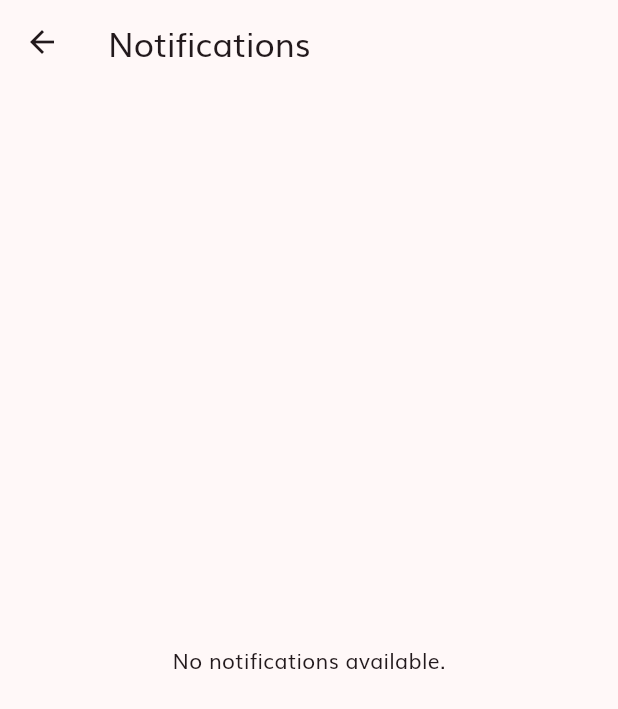
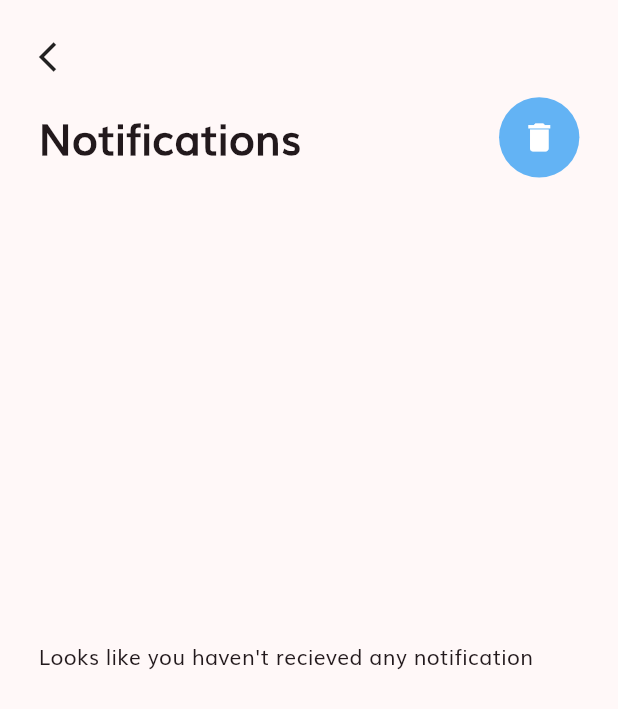
Before and after one commit to qmpgloba/Astrologer-Sitare, a Flutter app: the NotificationScreen screen opened directly, on a phone screen of 412 x 824 dp. Shown: the top 709 px of the screen. Run offline on Flutter 3.47's test engine with Material 2 defaults, Android fonts, the phone set to English and light mode, and no system bars; our stand-ins replace auto_size_text, cloud_firestore, file_picker, firebase_auth, firebase_core, firebase_messaging and 5 more; missing offline and left inert: multiselect; accounts and stored records are empty.

Commit message:
Notification Screen

```diff
--- a/lib/screens/notification/notification_screen.dart
+++ b/lib/screens/notification/notification_screen.dart
@@ -11,15 +11,13 @@ class NotificationScreen extends StatefulWidget {
 class _NotificationScreenState extends State<NotificationScreen> {
   @override
   Widget build(BuildContext context) {
-    return Scaffold(
-      appBar: AppBar(
-        title: Text('Notifications'),
-      ),
+    return SafeArea(
+      child: Scaffold(
         body: FutureBuilder(
           future: fetchNotifications(), // Create this function to fetch data
           builder: (context, snapshot) {
             if (snapshot.connectionState == ConnectionState.waiting) {
-            return CircularProgressIndicator();
+              return Center(child: CircularProgressIndicator());
             } else if (snapshot.hasError) {
               return Text('Error: ${snapshot.error}');
             } else {
@@ -28,10 +26,10 @@ class _NotificationScreenState extends State<NotificationScreen> {
             }
           },
         ),
+      ),
     );
   }
 
-  // Define a function to fetch notifications from Firestore
   Future<List<Map<String, dynamic>>?> fetchNotifications() async {
     try {
       final userUID = currentUser!.uid;
@@ -39,7 +37,7 @@ class _NotificationScreenState extends State<NotificationScreen> {
       final querySnapshot = await firestore
           .collection('Notification')
           .where('uid', isEqualTo: userUID)
-          .orderBy("timestamp", descending: true)
+          // .orderBy("timestamp", descending: true)
           .get();
 
       return querySnapshot.docs
@@ -51,13 +49,86 @@ class _NotificationScreenState extends State<NotificationScreen> {
     }
   }
 
-  // Build the list of notifications
+  Future<void> deleteAllNotifications() async {
+    try {
+      final userUID = currentUser!.uid;
+      final firestore = FirebaseFirestore.instance;
+      final querySnapshot = await firestore
+          .collection('Notification')
+          .where('uid', isEqualTo: userUID)
+          .get();
+
+      for (final document in querySnapshot.docs) {
+        await document.reference.delete();
+      }
+
+      ScaffoldMessenger.of(context).showSnackBar(
+        SnackBar(
+          content: Text('Notifications have been cleared.'),
+        ),
+      );
+
+      setState(() {});
+    } catch (e) {
+      print('Error deleting notifications: $e');
+    }
+  }
 
   Widget buildNotificationList(List<Map<String, dynamic>>? notifications) {
-    if (notifications == null || notifications.isEmpty) {
-      return Center(child: Text('No notifications available.'));
-    } else {
-      return ListView.builder(
+    Size size = MediaQuery.sizeOf(context);
+
+    return Padding(
+      padding: EdgeInsets.all(size.width / 16),
+      child: Column(
+        mainAxisAlignment: MainAxisAlignment.start,
+        crossAxisAlignment: CrossAxisAlignment.start,
+        children: [
+          InkWell(
+              onTap: () {
+                Navigator.pop(context);
+              },
+              child: Icon(Icons.arrow_back_ios)),
+          SizedBox(
+            height: 15,
+          ),
+          Row(
+            mainAxisAlignment: MainAxisAlignment.spaceBetween,
+            children: [
+              Text(
+                "Notifications",
+                style: TextStyle(fontSize: 28, fontWeight: FontWeight.w700),
+              ),
+              InkWell(
+                onTap: () {
+                  deleteAllNotifications();
+                },
+                child: Container(
+                  width: size.width * 0.13,
+                  height: size.width * 0.13,
+                  decoration: BoxDecoration(
+                    shape: BoxShape.circle,
+                    color: Colors.blue.withOpacity(0.7),
+                  ),
+                  child: Center(
+                    child: Icon(
+                      Icons.delete,
+                      color: Colors.white,
+                      size: size.width * 0.06,
+                    ),
+                  ),
+                ),
+              ),
+            ],
+          ),
+          (notifications == null || notifications.isEmpty)
+              ? Padding(
+                  padding: EdgeInsets.only(top: size.width * 0.75),
+                  child:
+                      Text("Looks like you haven't recieved any notification"),
+                )
+              : ListView.separated(
+                  separatorBuilder: (context, index) => Divider(),
+                  shrinkWrap: true,
                   itemCount: notifications.length,
                   itemBuilder: (context, index) {
                     final notification = notifications[index];
@@ -70,18 +141,33 @@ class _NotificationScreenState extends State<NotificationScreen> {
                     final date = formattedDate + " ${formattedTime}";
 
                     return ListTile(
+                      leading: InkWell(
+                        onTap: () {},
+                        child: Container(
+                          width: size.width * 0.15,
+                          height: size.width * 0.15,
+                          decoration: BoxDecoration(
+                            shape: BoxShape.circle,
+                            color: Color(0xFFd3f5d6),
+                          ),
+                          child: Center(
+                            child: Image.asset("assets/images/call.png"),
+                          ),
+                        ),
+                      ),
                       title: Text(notification['title']),
                       subtitle: Column(
                         crossAxisAlignment: CrossAxisAlignment.start,
                         children: [
                           Text(notification['body']),
-                Text(date),
+                          //Text(date),
                         ],
                       ),
-            // You can display additional notification details here
                     );
                   },
+                )
+        ],
+      ),
     );
   }
 }
-}
```
Also changed, not shown: assets/images/call.png (added). Lines whose indentation alone changed are shown as unchanged.
